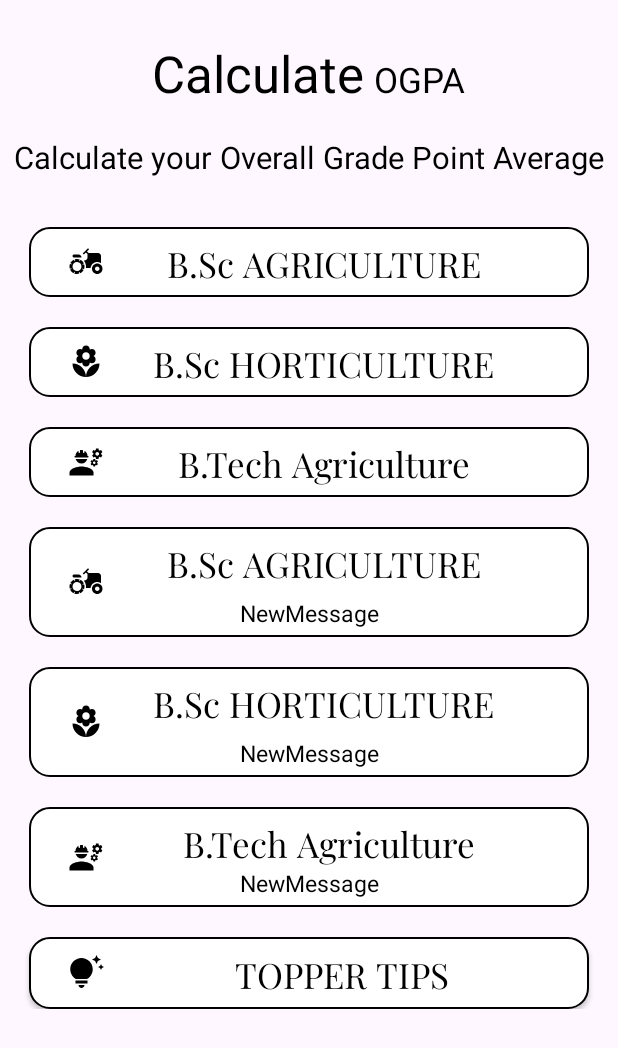
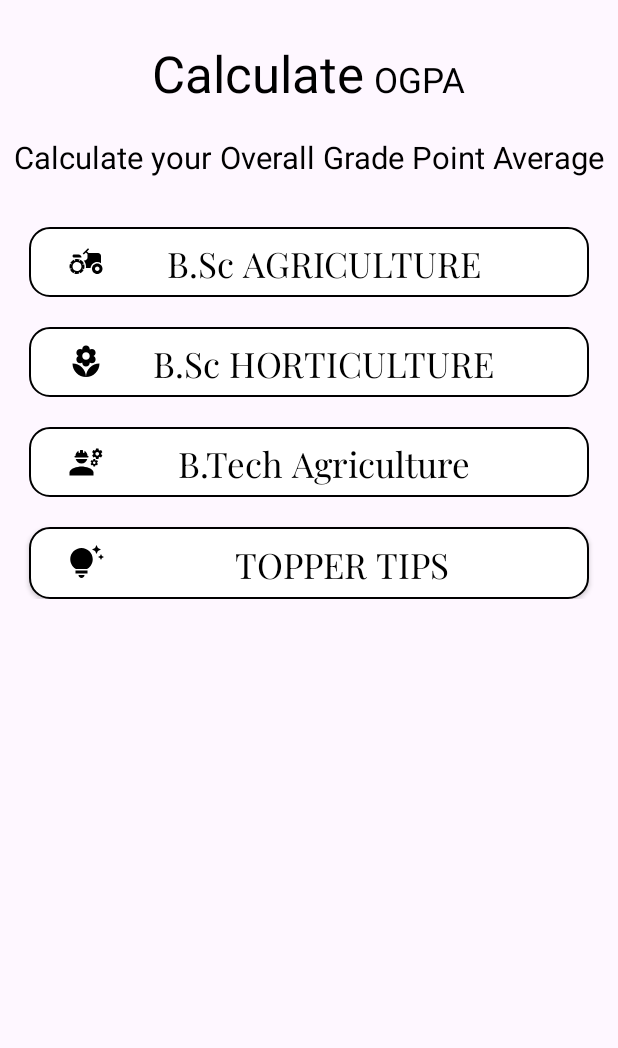
Before and after one commit to supershor/Grade-ACE, an Android app: the layout fragment_home_new_ui.xml on its own in the app's theme, with its tools: preview values and no code run, on a phone screen of 412 x 824 dp. Shown: the top 1048 px of the screen. Run offline under Robolectric (Android 15) with nearby library versions, the phone set to English and light mode, and no system bars.

Commit message:
Bug fixed where even after new schemas was off it was being displayed.

```diff
--- a/app/src/main/res/layout/fragment_home_new_ui.xml
+++ b/app/src/main/res/layout/fragment_home_new_ui.xml
@@ -200,7 +200,7 @@
             </LinearLayout>
 
             <LinearLayout
-                android:visibility="visible"
+                android:visibility="gone"
                 android:id="@+id/bsc_agriculture_frag_home_new_ui_new"
                 android:layout_marginTop="@dimen/_10sdp"
                 android:orientation="vertical"
@@ -248,7 +248,7 @@
             </LinearLayout>
 
             <LinearLayout
-                android:visibility="visible"
+                android:visibility="gone"
                 android:id="@+id/bsc_horticulture_frag_home_new_ui_new"
                 android:layout_marginTop="@dimen/_10sdp"
                 android:orientation="vertical"
@@ -296,7 +296,7 @@
             </LinearLayout>
 
             <LinearLayout
-                android:visibility="visible"
+                android:visibility="gone"
                 android:id="@+id/btech_agriculture_frag_home_new_ui_new"
                 android:layout_marginTop="@dimen/_10sdp"
                 android:orientation="vertical"
```
